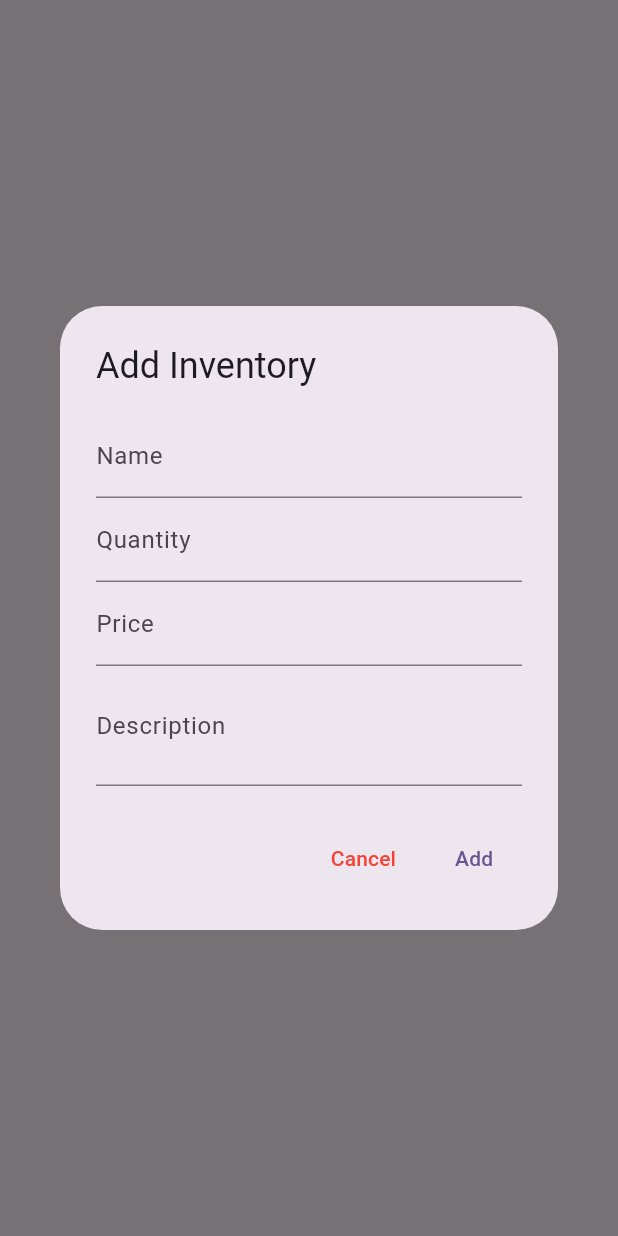
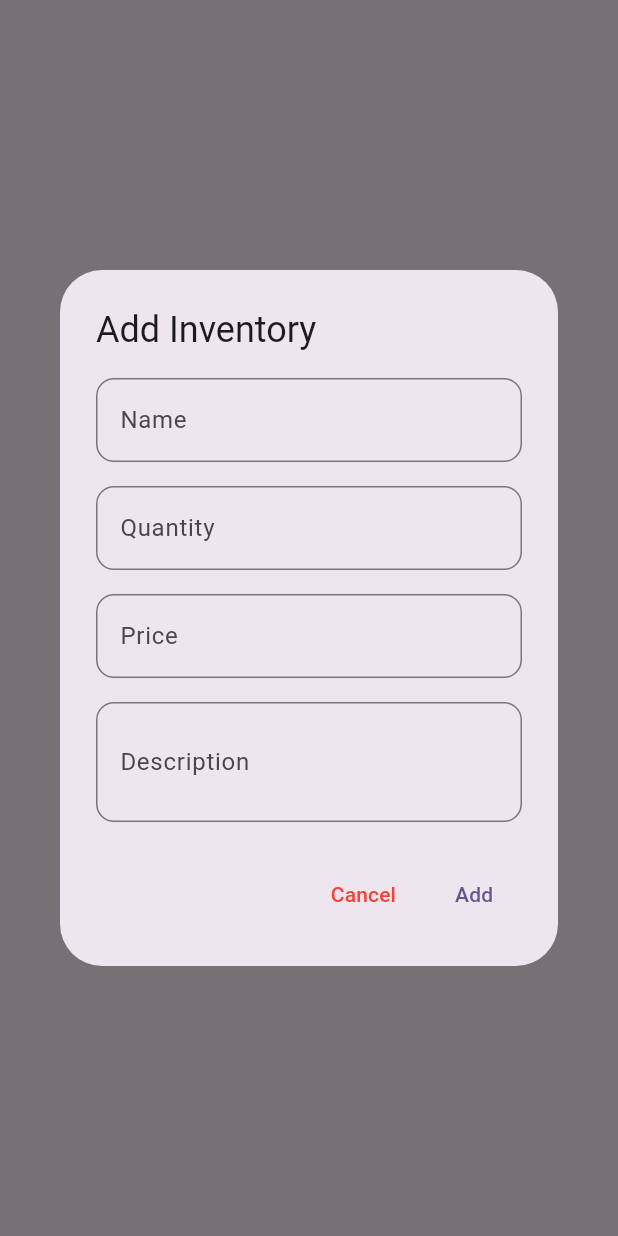
Before and after one commit to oluwasegunilori/el_rapido_inc, a Flutter app: what showCreateInventoryDialog() shows on an empty page, opened directly with empty values, on a phone screen of 412 x 824 dp. Run offline on Flutter 3.47's test engine with Material 3 defaults, Android fonts, the phone set to English and light mode, and no system bars; our stand-ins replace cloud_firestore, equatable, firebase_auth, firebase_core, flutter_bloc, get_it and 4 more; accounts and stored records are empty.

Commit message:
Add Inventory feature

```diff
--- a/lib/core/di/deps_inject.dart
+++ b/lib/core/di/deps_inject.dart
@@ -32,7 +32,7 @@ Future<void> depsSetup() async {
       () => FirestoreUserRepository(firestore: firestore));
 
   getIt.registerFactory<InventoryRepository>(
-      () => FirebaseInventoryRepository(firestore: firestore));
+      () => FirebaseInventoryRepository(firestore: firestore, userSessionManager: getIt<UserSessionManager>()));
 
   //blocs
   getIt.registerFactory<VerificationBloc>(
--- a/lib/dashboard/inventory/domain/inventory.dart
+++ b/lib/dashboard/inventory/domain/inventory.dart
@@ -9,6 +9,7 @@ class Inventory extends Equatable {
   final Timestamp? lastUpdated;
   final String? createdBy;
   final String description;
+  final String? imageUrl;
 
   const Inventory({
     required this.id,
@@ -16,6 +17,7 @@ class Inventory extends Equatable {
     required this.quantity,
     required this.price,
     required this.description,
+    this.imageUrl,
     this.createdBy,
     this.lastUpdated,
   });
--- a/lib/dashboard/inventory/presentation/create_inventory_dialog.dart
+++ b/lib/dashboard/inventory/presentation/create_inventory_dialog.dart
@@ -1,6 +1,5 @@
 import 'dart:math';
 
-import 'package:cloud_firestore/cloud_firestore.dart';
 import 'package:el_rapido_inc/dashboard/inventory/domain/inventory.dart';
 import 'package:flutter/material.dart';
 
@@ -33,7 +32,12 @@ void showCreateInventoryDialog(
                 children: [
                   TextFormField(
                     controller: nameController,
-                    decoration: const InputDecoration(labelText: 'Name'),
+                    decoration: InputDecoration(
+                      labelText: 'Name',
+                      border: OutlineInputBorder(
+                        borderRadius: BorderRadius.circular(12.0),
+                      ),
+                    ),
                     validator: (value) {
                       if (value == null || value.isEmpty) {
                         return 'Name is required';
@@ -41,9 +45,15 @@ void showCreateInventoryDialog(
                       return null;
                     },
                   ),
+                  const SizedBox(height: 16),
                   TextFormField(
                     controller: quantityController,
-                    decoration: const InputDecoration(labelText: 'Quantity'),
+                    decoration: InputDecoration(
+                      labelText: 'Quantity',
+                      border: OutlineInputBorder(
+                        borderRadius: BorderRadius.circular(12.0),
+                      ),
+                    ),
                     keyboardType: TextInputType.number,
                     validator: (value) {
                       if (value == null || value.isEmpty) {
@@ -55,9 +65,15 @@ void showCreateInventoryDialog(
                       return null;
                     },
                   ),
+                  const SizedBox(height: 16),
                   TextFormField(
                     controller: priceController,
-                    decoration: const InputDecoration(labelText: 'Price'),
+                    decoration: InputDecoration(
+                      labelText: 'Price',
+                      border: OutlineInputBorder(
+                        borderRadius: BorderRadius.circular(12.0),
+                      ),
+                    ),
                     keyboardType: TextInputType.number,
                     validator: (value) {
                       if (value == null || value.isEmpty) {
@@ -69,10 +85,14 @@ void showCreateInventoryDialog(
                       return null;
                     },
                   ),
+                  const SizedBox(height: 16),
                   TextFormField(
                     controller: descriptionController,
-                    decoration: const InputDecoration(
+                    decoration: InputDecoration(
                       labelText: 'Description',
+                      border: OutlineInputBorder(
+                        borderRadius: BorderRadius.circular(12.0),
+                      ),
                     ),
                     validator: (value) {
                       if (value == null || value.isEmpty) {
--- a/lib/main.dart
+++ b/lib/main.dart
@@ -46,7 +46,7 @@ class MyApp extends StatelessWidget {
         colorScheme: ColorScheme.fromSeed(seedColor: Colors.deepPurple),
         useMaterial3: true,
       ),
-      routerConfig: appRrouter,
+      routerConfig: appRouter,
     );
   }
 }
--- a/pubspec.yaml
+++ b/pubspec.yaml
@@ -41,6 +41,7 @@ dependencies:
   go_router: ^14.6.0
   uuid: ^4.5.1
   get_it: ^8.0.2
+  responsive_grid: ^2.4.4
 
 
 
```
Also changed, not shown: lib/auth/repository/user_sessions_manager.dart (+12 -4 lines), lib/core/app_router.dart (+28 -10 lines), lib/dashboard/inventory/data/inventory_repository_impl.dart (+15 -10 lines), lib/dashboard/inventory/presentation/inventory_bloc.dart (+3 -6 lines), lib/dashboard/inventory/presentation/inventory_page.dart (+16 -17 lines), lib/dashboard/inventory/presentation/list/inventory_item.dart (added, +66 -0 lines), pubspec.lock, 3 other files.
